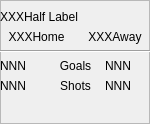
Old version of the form halfstatisticsframe.ui in the repository rochford/cutefootball.
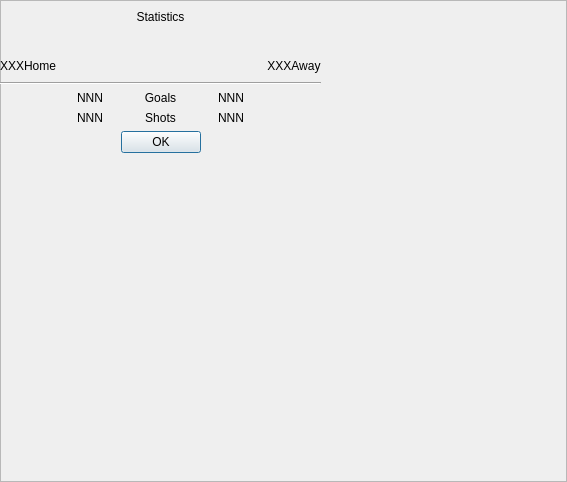
New version of the form. Icons and pictures are not drawn.

Commit message:
better half time statistics handling
scale set to 1.0
cleaned up qss files
removed translations that not in current use

Diff of the .ui file:
```diff
--- a/halfstatisticsframe.ui
+++ b/halfstatisticsframe.ui
@@ -6,8 +6,8 @@
    <rect>
     <x>0</x>
     <y>0</y>
-    <width>150</width>
-    <height>124</height>
+    <width>567</width>
+    <height>482</height>
    </rect>
   </property>
   <property name="sizePolicy">
@@ -30,12 +30,12 @@
     <rect>
      <x>0</x>
      <y>0</y>
-     <width>151</width>
-     <height>131</height>
+     <width>321</width>
+     <height>241</height>
     </rect>
    </property>
    <layout class="QGridLayout" name="gridLayout" columnstretch="0">
-    <item row="2" column="0">
+    <item row="3" column="0">
      <layout class="QHBoxLayout" name="horizontalLayout_2">
       <item>
        <widget class="QLabel" name="m_homeTeamName">
@@ -47,6 +47,19 @@
         </property>
        </widget>
       </item>
+      <item>
+       <spacer name="horizontalSpacer">
+        <property name="orientation">
+         <enum>Qt::Horizontal</enum>
+        </property>
+        <property name="sizeHint" stdset="0">
+         <size>
+          <width>40</width>
+          <height>20</height>
+         </size>
+        </property>
+       </spacer>
+      </item>
       <item>
        <widget class="QLabel" name="m_awayTeamName">
         <property name="text">
@@ -59,7 +72,7 @@
       </item>
      </layout>
     </item>
-    <item row="4" column="0">
+    <item row="5" column="0">
      <layout class="QHBoxLayout" name="horizontalLayout">
       <item>
        <layout class="QVBoxLayout" name="verticalLayout">
@@ -68,6 +81,9 @@
           <property name="text">
            <string notr="true">NNN</string>
           </property>
+          <property name="alignment">
+           <set>Qt::AlignRight|Qt::AlignTrailing|Qt::AlignVCenter</set>
+          </property>
          </widget>
         </item>
         <item>
@@ -75,6 +91,9 @@
           <property name="text">
            <string notr="true">NNN</string>
           </property>
+          <property name="alignment">
+           <set>Qt::AlignRight|Qt::AlignTrailing|Qt::AlignVCenter</set>
+          </property>
          </widget>
         </item>
        </layout>
@@ -123,7 +142,7 @@
       </item>
      </layout>
     </item>
-    <item row="5" column="0">
+    <item row="7" column="0">
      <spacer name="verticalSpacer">
       <property name="orientation">
        <enum>Qt::Vertical</enum>
@@ -136,7 +155,7 @@
       </property>
      </spacer>
     </item>
-    <item row="3" column="0">
+    <item row="4" column="0">
      <widget class="Line" name="line">
       <property name="orientation">
        <enum>Qt::Horizontal</enum>
@@ -162,10 +181,60 @@
     <item row="1" column="0">
      <widget class="QLabel" name="m_halfNameLabel">
       <property name="text">
-       <string notr="true">XXXHalf Label</string>
+       <string notr="true">Statistics</string>
       </property>
+      <property name="alignment">
+       <set>Qt::AlignCenter</set>
+      </property>
      </widget>
     </item>
+    <item row="6" column="0">
+     <widget class="QDialogButtonBox" name="buttonBox">
+      <property name="standardButtons">
+       <set>QDialogButtonBox::Ok</set>
+      </property>
+      <property name="centerButtons">
+       <bool>true</bool>
+      </property>
+     </widget>
+    </item>
+    <item row="2" column="0">
+     <layout class="QHBoxLayout" name="horizontalLayout_3">
+      <item>
+       <widget class="QLabel" name="homeFlag">
+        <property name="text">
+         <string notr="true"/>
+        </property>
+        <property name="pixmap">
+         <pixmap resource="teams.qrc">:/images/flags/Austria.png</pixmap>
+        </property>
+       </widget>
+      </item>
+      <item>
+       <spacer name="horizontalSpacer_2">
+        <property name="orientation">
+         <enum>Qt::Horizontal</enum>
+        </property>
+        <property name="sizeHint" stdset="0">
+         <size>
+          <width>40</width>
+          <height>20</height>
+         </size>
+        </property>
+       </spacer>
+      </item>
+      <item>
+       <widget class="QLabel" name="awayFlag">
+        <property name="text">
+         <string notr="true"/>
+        </property>
+        <property name="pixmap">
+         <pixmap resource="teams.qrc">:/images/flags/Andorra.png</pixmap>
+        </property>
+       </widget>
+      </item>
+     </layout>
+    </item>
    </layout>
   </widget>
  </widget>
```
Left out of the diff: 6 changed lines with no effect on the pictures. The commit also changes 16 other files.
